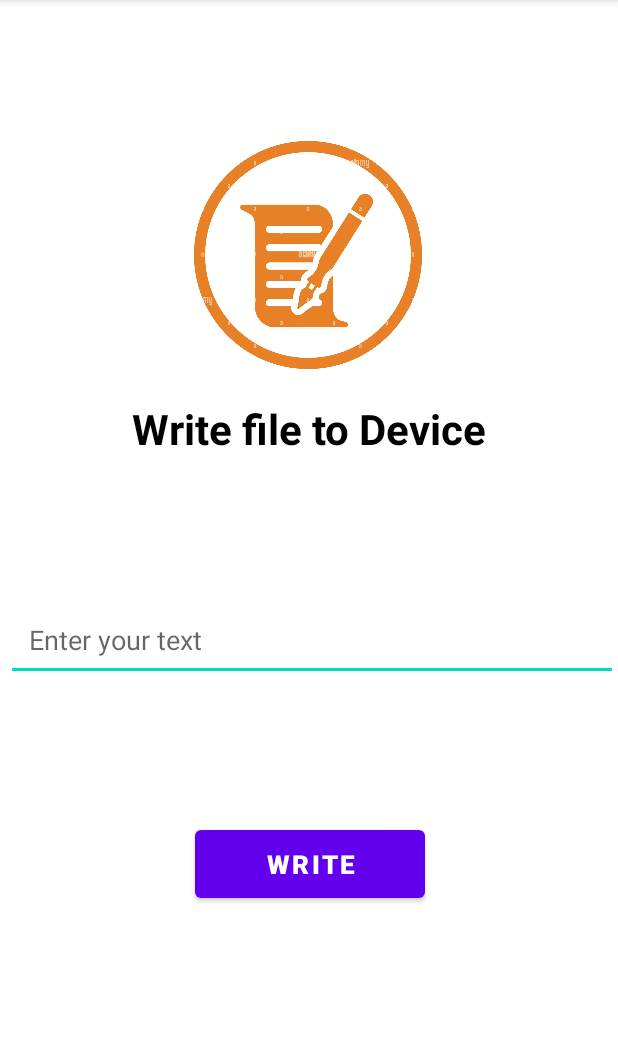
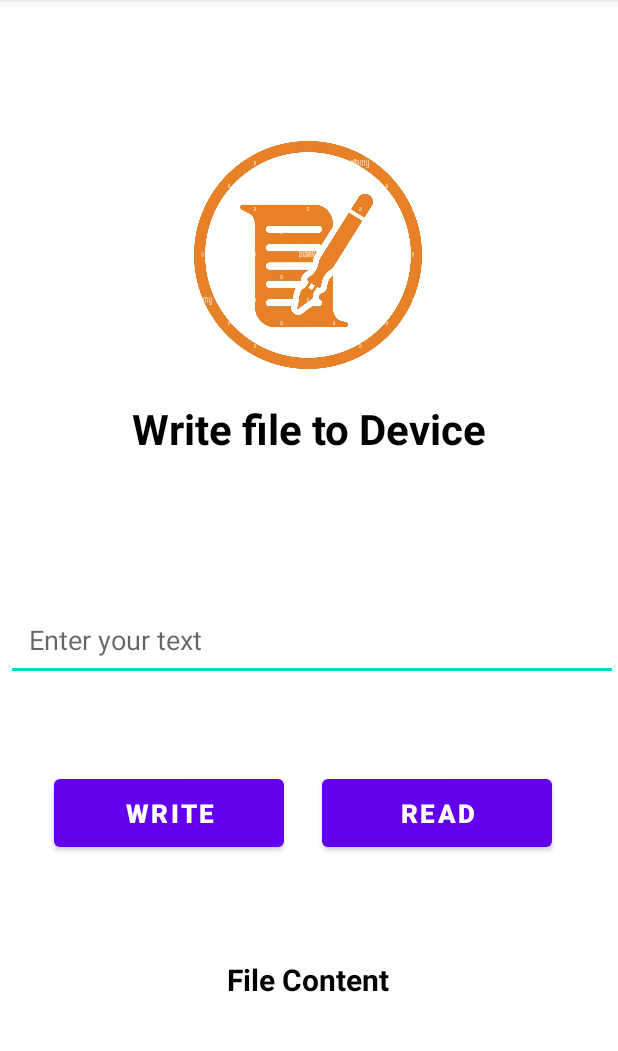
Before and after one commit to BadalBahinipati/DemoDownloader, an Android app: the WriteFile screen opened directly, with no data from a screen before it, on a phone screen of 412 x 824 dp, the part 84-1135 px from its top. Run offline under Robolectric (Android 15) with nearby library versions, the light colour scheme and no system bars.

Commit message:
Final commit

```diff
--- a/app/src/main/AndroidManifest.xml
+++ b/app/src/main/AndroidManifest.xml
@@ -1,6 +1,9 @@
 <?xml version="1.0" encoding="utf-8"?>
 <manifest xmlns:android="http://schemas.android.com/apk/res/android"
     package="com.example.demodownloader" >
+
+    <uses-permission android:name="android.permission.READ_EXTERNAL_STORAGE" />
+    <uses-permission android:name="android.permission.WRITE_EXTERNAL_STORAGE" />
 
     <application
         android:allowBackup="true"
@@ -9,6 +12,9 @@
         android:roundIcon="@mipmap/ic_launcher_round"
         android:supportsRtl="true"
         android:theme="@style/Theme.DemoDownloader" >
+        <activity
+            android:name=".FileManager"
+            android:exported="false" />
         <activity
             android:name=".WriteFile"
             android:exported="false" />
--- a/app/src/main/java/com/example/demodownloader/WriteFile.java
+++ b/app/src/main/java/com/example/demodownloader/WriteFile.java
@@ -7,29 +7,42 @@ import android.os.Bundle;
 import android.view.View;
 import android.widget.Button;
 import android.widget.EditText;
+import android.widget.TextView;
 import android.widget.Toast;
 
+import java.io.FileInputStream;
 import java.io.FileOutputStream;
 import java.io.IOException;
 import java.nio.charset.StandardCharsets;
 
 public class WriteFile extends AppCompatActivity {
     Button write;
+    Button read;
     EditText txt;
     String filename;
+    TextView fileContent;
     @Override
     protected void onCreate(Bundle savedInstanceState) {
         super.onCreate(savedInstanceState);
         setContentView(R.layout.activity_write_file);
 
         write = (Button) findViewById(R.id.write);
+        read = (Button) findViewById(R.id.read);
         txt = (EditText) findViewById(R.id.text);
+        fileContent = (TextView) findViewById(R.id.content);
         filename = "TestFile.txt";
 
         write.setOnClickListener(new View.OnClickListener() {
             @Override
             public void onClick(View v) {
                 write(v);
+            }
+        });
+
+        read.setOnClickListener(new View.OnClickListener() {
+            @Override
+            public void onClick(View v) {
+                read(v);
             }
         });
     }
@@ -47,4 +60,20 @@ public class WriteFile extends AppCompatActivity {
         txt.setText("This is test file...");
         Toast.makeText(WriteFile.this, "Creating file...", Toast.LENGTH_SHORT).show();
     }
+
+    public void read(View v){
+        try{
+            FileInputStream fis = openFileInput(filename);
+            int x;
+            StringBuilder sb = new StringBuilder();
+            while((x = fis.read()) != -1){
+                sb.append((char)x);
+            }
+            fileContent.setText((sb.toString()));
+        }
+        catch(IOException e){
+            e.printStackTrace();
+        }
+        Toast.makeText(WriteFile.this, "Loading your file...", Toast.LENGTH_SHORT).show();
+    }
 }
--- a/app/src/main/res/layout/activity_write_file.xml
+++ b/app/src/main/res/layout/activity_write_file.xml
@@ -6,6 +6,19 @@
     android:layout_width="match_parent"
     android:layout_height="match_parent"
     tools:context=".WriteFile">
+
+  <Button
+      android:id="@+id/read"
+      android:layout_width="153dp"
+      android:layout_height="57dp"
+      android:layout_marginEnd="44dp"
+      android:text="Read"
+      android:textSize="17dp"
+      android:textStyle="bold"
+      app:layout_constraintBottom_toBottomOf="parent"
+      app:layout_constraintEnd_toEndOf="parent"
+      app:layout_constraintTop_toBottomOf="@+id/text"
+      app:layout_constraintVertical_bias="0.231" />
 
   <EditText
       android:id="@+id/text"
@@ -51,14 +64,31 @@
       android:id="@+id/write"
       android:layout_width="153dp"
       android:layout_height="57dp"
+      android:layout_marginStart="36dp"
       android:text="Write"
+      android:textSize="17dp"
       android:textStyle="bold"
-      android:textSize="17dp"
+      app:layout_constraintBottom_toBottomOf="parent"
+      app:layout_constraintEnd_toStartOf="@+id/read"
+      app:layout_constraintHorizontal_bias="0.0"
+      app:layout_constraintStart_toStartOf="parent"
+      app:layout_constraintTop_toBottomOf="@+id/text"
+      app:layout_constraintVertical_bias="0.231" />
+
+  <TextView
+      android:id="@+id/content"
+      android:layout_width="382dp"
+      android:layout_height="117dp"
+      android:gravity="center"
+      android:text="File Content"
+      android:textColor="@color/black"
+      android:textSize="20dp"
+      android:textStyle="bold"
       app:layout_constraintBottom_toBottomOf="parent"
       app:layout_constraintEnd_toEndOf="parent"
-      app:layout_constraintHorizontal_bias="0.503"
+      app:layout_constraintHorizontal_bias="0.495"
       app:layout_constraintStart_toStartOf="parent"
       app:layout_constraintTop_toBottomOf="@+id/text"
-      app:layout_constraintVertical_bias="0.364" />
+      app:layout_constraintVertical_bias="0.714" />
 
 </androidx.constraintlayout.widget.ConstraintLayout>
```
Also changed, not shown: app/src/main/java/com/example/demodownloader/DownloadOptions.java (+38 -0 lines), app/src/main/java/com/example/demodownloader/FileManager.java (added, +14 -0 lines), app/src/main/res/layout/activity_file_manager.xml (added, +35 -0 lines), app/src/main/res/drawable-v24/filemanagericon.png (added).
